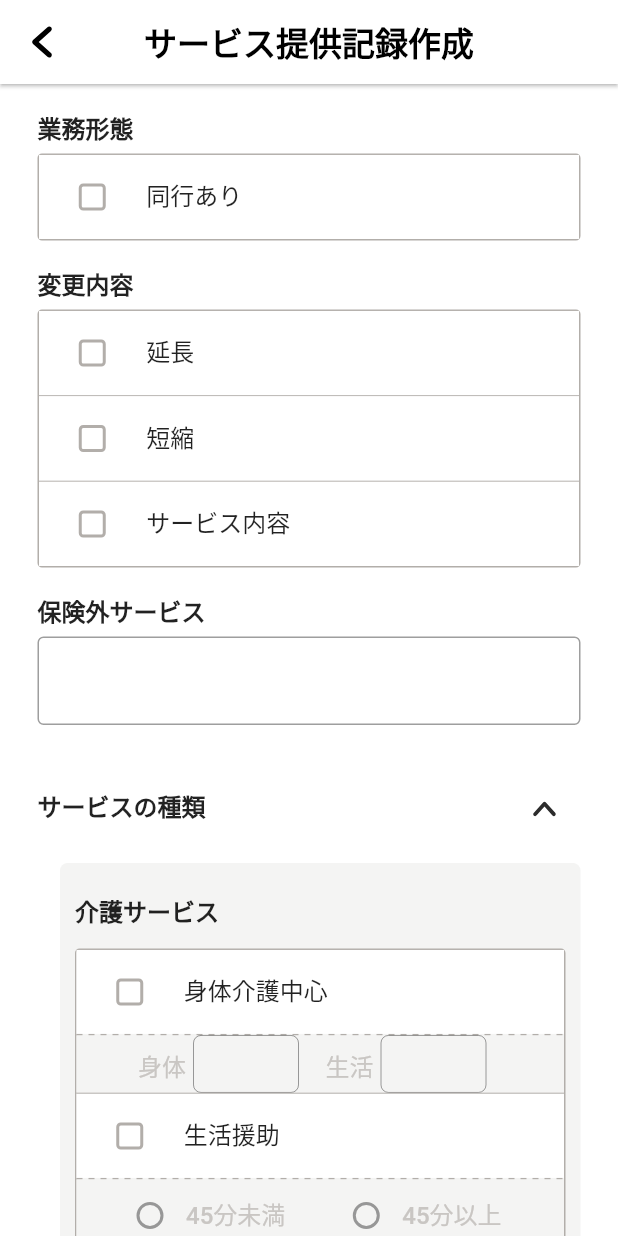
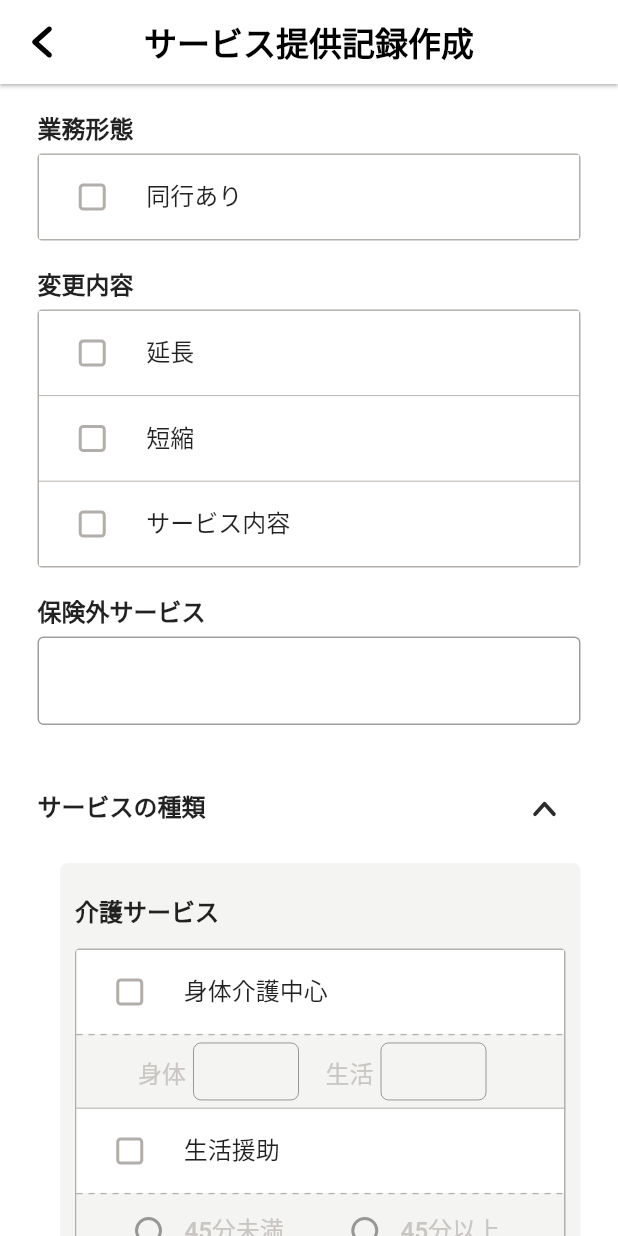
Before and after one commit to akashjpro/parsowa, a Flutter app: the MakeJobRecord screen opened directly, after a tap on "サービスの種類", on a phone screen of 412 x 824 dp. Run offline on Flutter 3.47's test engine with Material 2 defaults, Android fonts, the phone set to English and light mode, and no system bars; drawn by our look-alikes of dotted_line; our stand-ins replace flutter_bloc, flutter_svg; Roboto replaces fonts that are missing (NotoSanJP).

Commit message:
fix some responsive

```diff
--- a/lib/presentation/screens/make_job_record/make_job_record.dart
+++ b/lib/presentation/screens/make_job_record/make_job_record.dart
@@ -1375,7 +1375,9 @@ class _MakeJobRecordState extends State<MakeJobRecord> {
   }
 
   Widget _buildInputGroup(CheckBoxModel cb) {
-    return Row(
+    return Padding(
+      padding: const EdgeInsets.symmetric(vertical: 5.0),
+      child: Row(
         crossAxisAlignment: CrossAxisAlignment.center,
         children: [
           const SizedBox(width: 41.0),
@@ -1391,11 +1393,14 @@ class _MakeJobRecordState extends State<MakeJobRecord> {
             onChanged: (v) {},
           ),
         ],
+      ),
     );
   }
 
   Widget _buildInputGroupWithSlash(CheckBoxModel cb, {String label = ''}) {
-    return Row(
+    return Padding(
+      padding: const EdgeInsets.symmetric(vertical: 5.0),
+      child: Row(
         crossAxisAlignment: CrossAxisAlignment.center,
         children: [
           const SizedBox(width: 41.0),
@@ -1424,6 +1429,7 @@ class _MakeJobRecordState extends State<MakeJobRecord> {
             onChanged: (v) {},
           ),
         ],
+      ),
     );
   }
 
@@ -1431,7 +1437,9 @@ class _MakeJobRecordState extends State<MakeJobRecord> {
       {required String hintLabel,
       required CheckBoxModel cb,
       required Function(String)? onChanged}) {
-    return Row(
+    return Padding(
+      padding: const EdgeInsets.symmetric(vertical: 5.0),
+      child: Row(
         crossAxisAlignment: CrossAxisAlignment.center,
         children: [
           const SizedBox(width: 41.0),
@@ -1460,6 +1468,7 @@ class _MakeJobRecordState extends State<MakeJobRecord> {
           ),
           const SizedBox(width: 18.0),
         ],
+      ),
     );
   }
 
@@ -1467,7 +1476,9 @@ class _MakeJobRecordState extends State<MakeJobRecord> {
       {required String label,
       required CheckBoxModel cb,
       required Function(String)? onChanged}) {
-    return Row(
+    return Padding(
+      padding: const EdgeInsets.symmetric(vertical: 5.0),
+      child: Row(
         crossAxisAlignment: CrossAxisAlignment.center,
         children: [
           const SizedBox(width: 41.0),
@@ -1497,6 +1508,7 @@ class _MakeJobRecordState extends State<MakeJobRecord> {
             child: _buildSubLabel(label: label, isChecked: cb.isChecked),
           ),
         ],
+      ),
     );
   }
 
@@ -1539,7 +1551,9 @@ class _MakeJobRecordState extends State<MakeJobRecord> {
       {required String label,
       required CheckBoxModel cb,
       required Function(String)? onChanged}) {
-    return Row(
+    return Padding(
+      padding: const EdgeInsets.symmetric(vertical: 5.0),
+      child: Row(
         crossAxisAlignment: CrossAxisAlignment.center,
         children: [
           const SizedBox(width: 41.0),
@@ -1570,6 +1584,7 @@ class _MakeJobRecordState extends State<MakeJobRecord> {
           ),
           const SizedBox(width: 18.0),
         ],
+      ),
     );
   }
 
--- a/lib/presentation/screens/make_job_record/widgets/custom_radio_group_button_2.dart
+++ b/lib/presentation/screens/make_job_record/widgets/custom_radio_group_button_2.dart
@@ -24,7 +24,7 @@ class _CustomRadioGroupButtonTwoState extends State<CustomRadioGroupButtonTwo> {
     return Row(
       crossAxisAlignment: CrossAxisAlignment.center,
       children: [
-        const SizedBox(width: 25.0),
+        const SizedBox(width: 24.0),
         Row(
           children: [
             Radio(
@@ -43,9 +43,10 @@ class _CustomRadioGroupButtonTwoState extends State<CustomRadioGroupButtonTwo> {
           ],
         ),
         widget.labels[1].length > 5
-            ? const SizedBox(width: 8.0)
+            ? const SizedBox(width: 0.0)
             : const SizedBox(width: 30.0),
-        Row(
+        Expanded(
+          child: Row(
             children: [
               Radio(
                 value: widget.labels[1],
@@ -60,6 +61,7 @@ class _CustomRadioGroupButtonTwoState extends State<CustomRadioGroupButtonTwo> {
                   label: widget.labels[1], isChecked: widget.isChecked),
             ],
           ),
+        ),
       ],
     );
   }
@@ -67,6 +69,9 @@ class _CustomRadioGroupButtonTwoState extends State<CustomRadioGroupButtonTwo> {
   Widget _buildSubLabel({required label, bool isChecked = false}) {
     return Text(
       label,
+      softWrap: true,
+      maxLines: 2,
+      overflow: TextOverflow.ellipsis,
       style: TextStyle(
         fontFamily: 'NotoSanJP',
         fontSize: 16.0,
```
Lines whose indentation alone changed are shown as unchanged.
